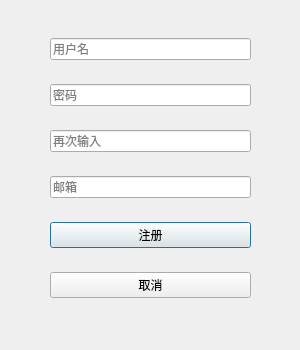
This is register.ui in XiAoY0/BookStoreMangement as Qt 5 draws it before an edit. The edited form follows.
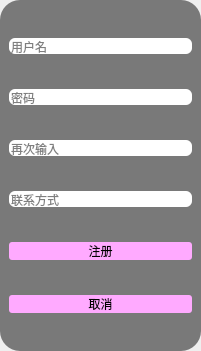
This is the edited form.

Diff of the .ui file:
```diff
--- a/register.ui
+++ b/register.ui
@@ -6,22 +6,37 @@
    <rect>
     <x>0</x>
     <y>0</y>
-    <width>300</width>
-    <height>350</height>
+    <width>201</width>
+    <height>351</height>
    </rect>
   </property>
   <property name="windowTitle">
    <string>Dialog</string>
   </property>
-  <widget class="QWidget" name="layoutWidget">
+  <widget class="QFrame" name="frame">
    <property name="geometry">
     <rect>
-     <x>50</x>
-     <y>20</y>
+     <x>0</x>
+     <y>0</y>
      <width>201</width>
-     <height>301</height>
+     <height>351</height>
     </rect>
    </property>
+   <property name="styleSheet">
+    <string notr="true">QFrame{
+background-color: rgb(121, 121, 121);
+border-radius:20px  ;
+}
+QLineEdit{
+border-radius:6px  ;
+}
+QPushButton{
+background-color: rgb(242, 255, 210);
+background-color: rgb(255, 170, 255);
+font: 290 9pt &quot;Microsoft YaHei UI&quot;;	
+border-radius:3px  ;
+}</string>
+   </property>
    <layout class="QVBoxLayout" name="verticalLayout">
     <item>
      <widget class="QLineEdit" name="lineEdit">
@@ -74,7 +89,7 @@
        <enum>QLineEdit::Password</enum>
       </property>
       <property name="placeholderText">
-       <string>邮箱</string>
+       <string>联系方式</string>
       </property>
       <property name="clearButtonEnabled">
        <bool>true</bool>
```
Left out of the diff: 19 changed lines with no effect on the pictures.
